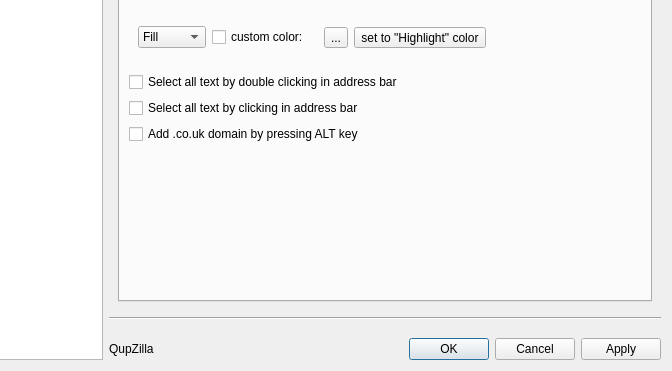
Above: src/lib/preferences/preferences.ui from QupZilla/qupzilla before the change; both pictures show x 128 to 800 and y 129 to 500 of the 800 by 500 pixel window. Below: the same form after it.
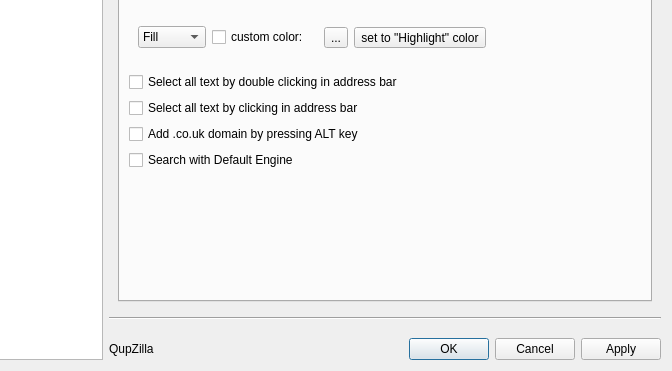
That is the form after the change. The open tabs and pages were chosen to show the change.

Commit message: Add option to set a default search engine and use that for searching in address bar.

The edit to the form file:
```diff
--- a/src/lib/preferences/preferences.ui
+++ b/src/lib/preferences/preferences.ui
@@ -888,6 +888,16 @@
              </property>
             </widget>
            </item>
+           <item>
+            <widget class="QCheckBox" name="searchWithDefaultEngine">
+             <property name="toolTip">
+              <string>&lt;html&gt;&lt;head/&gt;&lt;body&gt;&lt;p&gt;If enabled the default engine will be taken for searching without search shortcut in the address bar instead of the engine currently selected in the web search bar.&lt;/p&gt;&lt;/body&gt;&lt;/html&gt;</string>
+             </property>
+             <property name="text">
+              <string>Search with Default Engine</string>
+             </property>
+            </widget>
+           </item>
            <item>
             <spacer name="verticalSpacer_7">
              <property name="orientation">
```
The commit also changes 12 other files.
